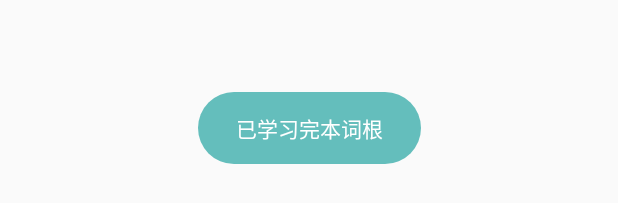
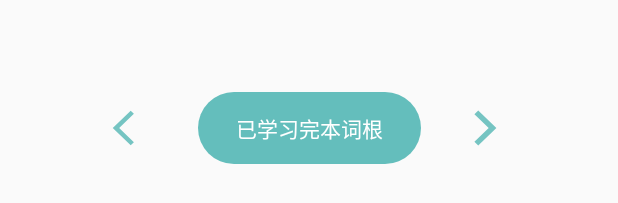
Before and after one commit to sourcewords/source_words_Android, an Android app: the layout fragment_learn.xml on its own in the app's theme, with its tools: preview values and no code run, on a phone screen of 412 x 824 dp. Shown: the part 1016-1219 px from the top of the screen. Run offline under Robolectric (Android 15) with nearby library versions, the phone set to English and light mode, and no system bars; network calls fail.

Commit message:
修改布局，已实现换页，还未禁止滑动，和习板块有冲突，有待算法实现

```diff
--- a/app/src/main/AndroidManifest.xml
+++ b/app/src/main/AndroidManifest.xml
@@ -22,7 +22,7 @@
 
 
         <activity
-            android:name=".ui.login.view.LoginActivity"
+            android:name=".ui.main.MainActivity"
             android:exported="true">
             <intent-filter>
                 <action android:name="android.intent.action.MAIN" />
@@ -32,7 +32,7 @@
         </activity>
 
         <activity android:name=".ui.mine.view.AllPlanActivity" />
-        <activity android:name=".ui.main.MainActivity" />
+        <activity android:name=".ui.login.view.LoginActivity" />
         <activity android:name=".ui.mine.view.ChangePwdActivity" />
         <activity android:name=".ui.mine.view.UserInfoActivity" />
         <activity android:name=".ui.login.view.RegisterActivity" />
--- a/app/src/main/java/com/example/sourcewords/commonUtils/SPUtils.java
+++ b/app/src/main/java/com/example/sourcewords/commonUtils/SPUtils.java
@@ -34,8 +34,9 @@ public final class SPUtils {
     public static final String SP_CONFIG="sp_config";
     public static final String SP_DOWNLOAD="sp_file_download";
     public static final String SP_TIME = "sp_time_last";//记录上次登录的时间
-    public static final String SP_LEARN_TODAT = "sp_learn_today";
+    public static final String SP_LEARN_TODAY = "sp_learn_today";
     public static final String SP_LEARN_PLAN = "sp_learn_plan";
+    public static final String SP_LEARN_YESTERDAY = "sp_learn_plan_yesterday";
     public static final String SP_LEARN_LONG = "sp_learn_long";
 
 
--- /dev/null
+++ b/app/src/main/res/drawable/next_learn.xml
@@ -0,0 +1,14 @@
+<vector android:height="108dp"
+    android:tint="#75C4C2"
+    android:viewportHeight="108"
+    android:viewportWidth="108"
+    android:width="108dp"
+    xmlns:android="http://schemas.android.com/apk/res/android">
+    <group android:scaleX="2.61"
+        android:scaleY="2.61"
+        android:translateX="22.68"
+        android:translateY="22.68">
+    <path android:fillColor="@android:color/white"
+        android:pathData="M5.88,4.12L13.76,12l-7.88,7.88L8,22l10,-10L8,2z"/>
+    </group>
+</vector>
--- a/app/src/main/res/layout/fragment_learn.xml
+++ b/app/src/main/res/layout/fragment_learn.xml
@@ -139,4 +139,28 @@
         app:layout_constraintEnd_toEndOf="parent"
         app:layout_constraintStart_toStartOf="parent"
         app:layout_constraintTop_toBottomOf="@+id/guideline6" />
+
+    <androidx.appcompat.widget.AppCompatButton
+        android:id="@+id/learn_per"
+        android:layout_width="50dp"
+        android:layout_height="0dp"
+        android:background="@drawable/back_foreground"
+        app:layout_constraintBottom_toBottomOf="@+id/learn_AllLearned"
+        app:layout_constraintEnd_toStartOf="@+id/learn_AllLearned"
+        app:layout_constraintHorizontal_bias="0.79"
+        app:layout_constraintStart_toStartOf="parent"
+        app:layout_constraintTop_toTopOf="@+id/learn_AllLearned"
+        app:layout_constraintVertical_bias="0.0" />
+
+    <androidx.appcompat.widget.AppCompatButton
+        android:id="@+id/learn_next"
+        android:layout_width="50dp"
+        android:layout_height="0dp"
+        android:background="@drawable/next_learn"
+        app:layout_constraintBottom_toBottomOf="@+id/learn_AllLearned"
+        app:layout_constraintEnd_toEndOf="parent"
+        app:layout_constraintHorizontal_bias="0.222"
+        app:layout_constraintStart_toEndOf="@+id/learn_AllLearned"
+        app:layout_constraintTop_toTopOf="@+id/learn_AllLearned"
+        app:layout_constraintVertical_bias="0.0" />
 </androidx.constraintlayout.widget.ConstraintLayout>
```
Also changed, not shown: app/src/main/java/com/example/sourcewords/ui/learn/view/LearnFragment.java (+78 -162 lines), app/src/main/java/com/example/sourcewords/ui/learn/view/LearnWordRootFragment.java (+34 -54 lines), app/src/main/java/com/example/sourcewords/ui/learn/viewModel/LearnViewModel.java (+21 -8 lines), app/src/main/java/com/example/sourcewords/ui/learn/viewModel/RollInterface.java (added, +9 -0 lines), app/src/main/java/com/example/sourcewords/ui/main/MainViewPageAdapter.java (+9 -1 lines), app/src/main/res/layout/fragment_learn_new.xml (added, +10 -0 lines).
